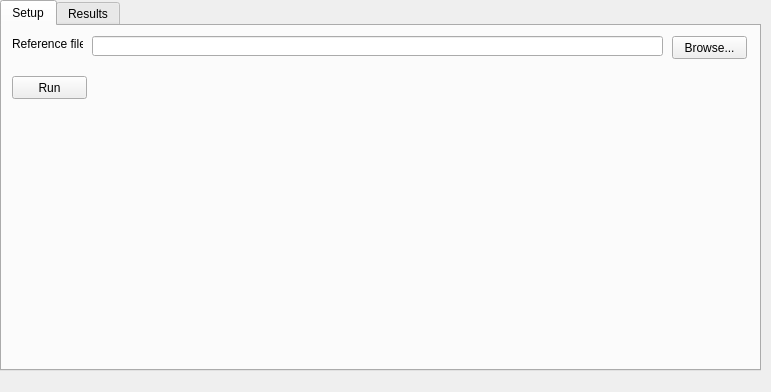
TomMonks/DedupInterface, file MainWindow.ui: the form before one commit.
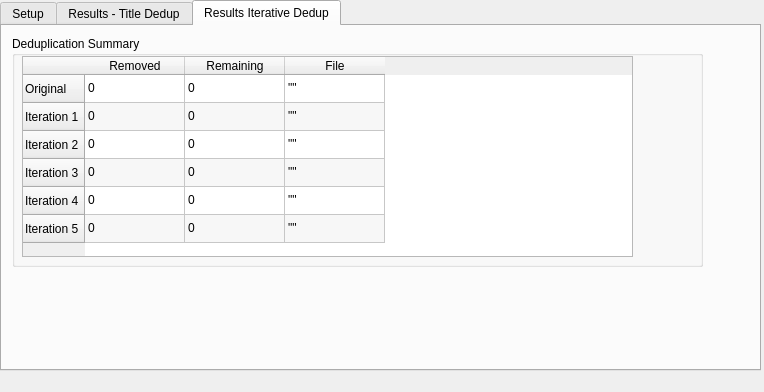
The form after the commit.

Commit message: added new support for iterative dedup and author matching.  Results are displayed on new results screen

What changed in the file:
```diff
--- a/MainWindow.ui
+++ b/MainWindow.ui
@@ -6,7 +6,7 @@
    <rect>
     <x>0</x>
     <y>0</y>
-    <width>771</width>
+    <width>764</width>
     <height>392</height>
    </rect>
   </property>
@@ -27,7 +27,7 @@
      <enum>QTabWidget::Rounded</enum>
     </property>
     <property name="currentIndex">
-     <number>0</number>
+     <number>2</number>
     </property>
     <widget class="QWidget" name="tab">
      <attribute name="title">
@@ -63,7 +63,7 @@
       <property name="geometry">
        <rect>
         <x>10</x>
-        <y>50</y>
+        <y>150</y>
         <width>75</width>
         <height>23</height>
        </rect>
@@ -85,7 +85,7 @@
     </widget>
     <widget class="QWidget" name="tab_2">
      <attribute name="title">
-      <string>Results</string>
+      <string>Results - Title Dedup</string>
      </attribute>
      <widget class="QGroupBox" name="groupBox">
       <property name="geometry">
@@ -192,12 +192,189 @@
          <string>&quot;&quot;</string>
         </property>
        </item>
+      </widget>
+     </widget>
+    </widget>
+    <widget class="QWidget" name="tab_3">
+     <attribute name="title">
+      <string>Results Iterative Dedup</string>
+     </attribute>
+     <widget class="QGroupBox" name="groupBox_4">
+      <property name="geometry">
+       <rect>
+        <x>10</x>
+        <y>10</y>
+        <width>691</width>
+        <height>231</height>
+       </rect>
+      </property>
+      <property name="title">
+       <string>Deduplication Summary</string>
+      </property>
+      <widget class="QTableWidget" name="table_summary_2">
+       <property name="geometry">
+        <rect>
+         <x>10</x>
+         <y>20</y>
+         <width>611</width>
+         <height>201</height>
+        </rect>
+       </property>
+       <property name="focusPolicy">
+        <enum>Qt::StrongFocus</enum>
+       </property>
+       <property name="verticalScrollBarPolicy">
+        <enum>Qt::ScrollBarAlwaysOff</enum>
+       </property>
+       <property name="alternatingRowColors">
+        <bool>true</bool>
+       </property>
+       <property name="selectionMode">
+        <enum>QAbstractItemView::NoSelection</enum>
+       </property>
+       <property name="selectionBehavior">
+        <enum>QAbstractItemView::SelectRows</enum>
+       </property>
+       <property name="showGrid">
+        <bool>true</bool>
+       </property>
+       <property name="columnCount">
+        <number>3</number>
+       </property>
+       <attribute name="verticalHeaderDefaultSectionSize">
+        <number>28</number>
+       </attribute>
+       <row>
+        <property name="text">
+         <string>Original</string>
+        </property>
+       </row>
+       <row>
+        <property name="text">
+         <string>Iteration 1</string>
+        </property>
+       </row>
+       <row>
+        <property name="text">
+         <string>Iteration 2</string>
+        </property>
+       </row>
+       <row>
+        <property name="text">
+         <string>Iteration 3</string>
+        </property>
+       </row>
+       <row>
+        <property name="text">
+         <string>Iteration 4</string>
+        </property>
+       </row>
+       <row>
+        <property name="text">
+         <string>Iteration 5</string>
+        </property>
+       </row>
+       <column>
+        <property name="text">
+         <string>Removed</string>
+        </property>
+       </column>
+       <column>
+        <property name="text">
+         <string>Remaining</string>
+        </property>
+       </column>
+       <column>
+        <property name="text">
+         <string>File</string>
+        </property>
+       </column>
+       <item row="0" column="0">
+        <property name="text">
+         <string>0</string>
+        </property>
+       </item>
+       <item row="0" column="1">
+        <property name="text">
+         <string>0</string>
+        </property>
+       </item>
+       <item row="0" column="2">
+        <property name="text">
+         <string>&quot;&quot;</string>
+        </property>
+       </item>
+       <item row="1" column="0">
+        <property name="text">
+         <string>0</string>
+        </property>
+       </item>
+       <item row="1" column="1">
+        <property name="text">
+         <string>0</string>
+        </property>
+       </item>
+       <item row="1" column="2">
+        <property name="text">
+         <string>&quot;&quot;</string>
+        </property>
+       </item>
+       <item row="2" column="0">
+        <property name="text">
+         <string>0</string>
+        </property>
+       </item>
+       <item row="2" column="1">
+        <property name="text">
+         <string>0</string>
+        </property>
+       </item>
+       <item row="2" column="2">
+        <property name="text">
+         <string>&quot;&quot;</string>
+        </property>
+       </item>
        <item row="3" column="0">
         <property name="text">
          <string>0</string>
         </property>
        </item>
        <item row="3" column="1">
+        <property name="text">
+         <string>0</string>
+        </property>
+       </item>
+       <item row="3" column="2">
+        <property name="text">
+         <string>&quot;&quot;</string>
+        </property>
+       </item>
+       <item row="4" column="0">
+        <property name="text">
+         <string>0</string>
+        </property>
+       </item>
+       <item row="4" column="1">
+        <property name="text">
+         <string>0</string>
+        </property>
+       </item>
+       <item row="4" column="2">
+        <property name="text">
+         <string>&quot;&quot;</string>
+        </property>
+       </item>
+       <item row="5" column="0">
+        <property name="text">
+         <string>0</string>
+        </property>
+       </item>
+       <item row="5" column="1">
+        <property name="text">
+         <string>0</string>
+        </property>
+       </item>
+       <item row="5" column="2">
         <property name="text">
          <string>&quot;&quot;</string>
         </property>
```
Left out of the diff: 104 changed lines with no effect on the pictures. The commit also changes 37 other files.
